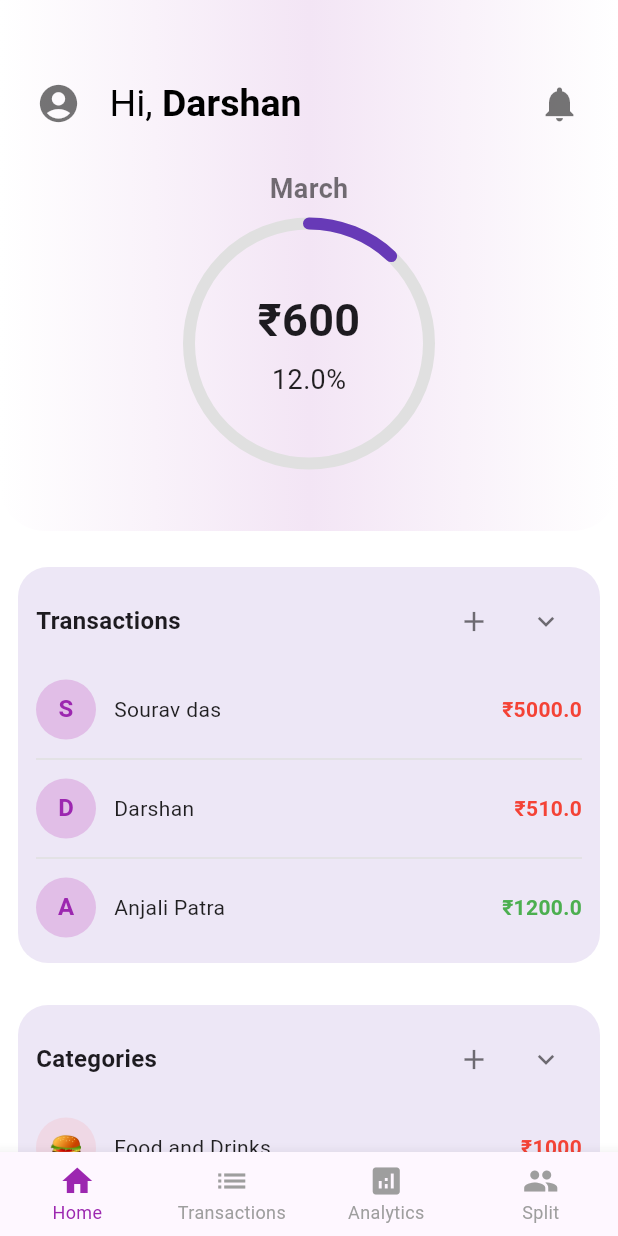
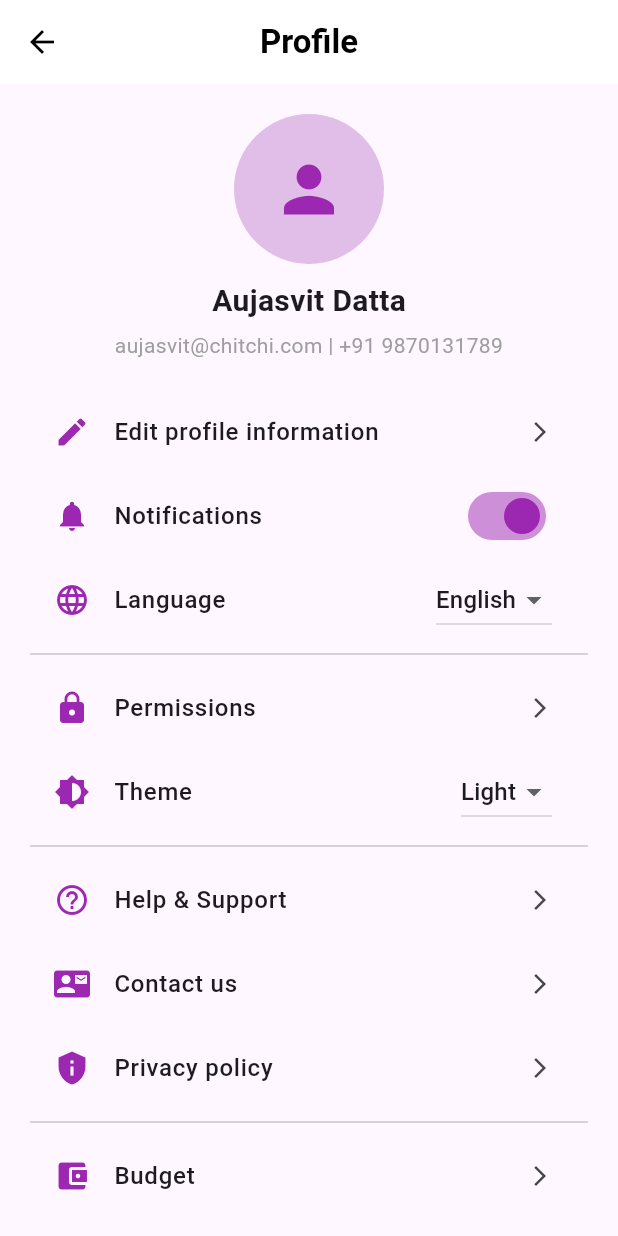
Before and after one commit to Runtime-Error-IITK/brokeo, a Flutter app: the screen it shows after launch, after a tap on the "account circle" icon, on a phone screen of 412 x 824 dp. Run offline on Flutter 3.47's test engine with Material 3 defaults, Android fonts, the phone set to English and light mode, and no system bars; our stand-ins replace google_fonts, intl_phone_field; missing offline and left inert: currency_picker.

Commit message:
Added Profile Page, edit profile, FAQs, contact us, privacy policy and budget page

```diff
--- a/lib/frontend/home_pages/home_page.dart
+++ b/lib/frontend/home_pages/home_page.dart
@@ -1,5 +1,6 @@
 import 'dart:math';
 import 'package:brokeo/frontend/transactions_pages/categories_page.dart';
+import 'package:brokeo/frontend/profile_pages/profile_page.dart';
 import 'package:flutter/material.dart';
 import 'package:intl/intl.dart';
 
@@ -79,7 +80,12 @@ class _HomePageState extends State<HomePage> {
               IconButton(
                 icon:
                     Icon(Icons.account_circle, size: 30, color: Colors.black54),
-                onPressed: () {},
+                onPressed: () {
+                  Navigator.push(
+                    context,
+                    MaterialPageRoute(builder: (context) => ProfilePage()),
+                  );
+                },
               ),
               SizedBox(width: 10),
               RichText(
--- /dev/null
+++ b/lib/frontend/profile_pages/profile_page.dart
@@ -0,0 +1,292 @@
+import 'package:flutter/material.dart';
+import 'package:brokeo/frontend/profile_pages/edit_profile_page.dart';
+import 'package:brokeo/frontend/profile_pages/faqs_page.dart'; // Import FAQsPage
+import 'package:brokeo/frontend/profile_pages/privacy_policy_page.dart'; // Import PrivacyPolicyPage
+import 'package:brokeo/frontend/profile_pages/budget_page.dart'; // Import BudgetPage
+
+class ProfilePage extends StatelessWidget {
+  @override
+  Widget build(BuildContext context) {
+    bool _notificationsEnabled = true; // State variable for notifications
+    String _selectedTheme = "Light"; // State variable for theme selection
+
+    return Scaffold(
+      appBar: AppBar(
+        backgroundColor: Colors.white,
+        elevation: 0,
+        leading: IconButton(
+          icon: Icon(Icons.arrow_back, color: Colors.black),
+          onPressed: () {
+            Navigator.pop(context); // Navigate back
+          },
+        ),
+        title: Text(
+          "Profile",
+          style: TextStyle(color: Colors.black, fontWeight: FontWeight.bold),
+        ),
+        centerTitle: true,
+      ),
+      body: SingleChildScrollView(
+        child: Column(
+          crossAxisAlignment: CrossAxisAlignment.center,
+          children: [
+            // Profile Picture and Name
+            Container(
+              padding: EdgeInsets.symmetric(vertical: 20),
+              child: Column(
+                children: [
+                  CircleAvatar(
+                    radius: 50,
+                    backgroundColor: Colors.purple[100],
+                    child: Icon(Icons.person, size: 50, color: Colors.purple),
+                  ),
+                  SizedBox(height: 10),
+                  Text(
+                    "Aujasvit Datta",
+                    style: TextStyle(fontSize: 20, fontWeight: FontWeight.bold),
+                  ),
+                  SizedBox(height: 5),
+                  Text(
+                    "aujasvit@chitchi.com | +91 9870131789",
+                    style: TextStyle(fontSize: 14, color: Colors.grey),
+                    textAlign: TextAlign.center,
+                  ),
+                ],
+              ),
+            ),
+
+            // Profile Options
+            Container(
+              padding: EdgeInsets.symmetric(horizontal: 20),
+              child: Column(
+                children: [
+                  // Edit Profile Option
+                  ListTile(
+                    leading: Icon(Icons.edit, color: Colors.purple),
+                    title: Text(
+                      "Edit profile information",
+                      style: TextStyle(fontSize: 16, fontWeight: FontWeight.w500),
+                    ),
+                    trailing: Icon(Icons.arrow_forward_ios, size: 16),
+                    onTap: () {
+                      Navigator.push(
+                        context,
+                        MaterialPageRoute(builder: (context) => EditProfilePage()),
+                      );
+                    },
+                  ),
+
+                  // Notifications Toggle
+                  ListTile(
+                    leading: Icon(Icons.notifications, color: Colors.purple),
+                    title: Text(
+                      "Notifications",
+                      style: TextStyle(fontSize: 16, fontWeight: FontWeight.w500),
+                    ),
+                    trailing: Switch(
+                      value: _notificationsEnabled,
+                      onChanged: (value) {
+                        // TODO: Notify backend team to configure notifications
+                      },
+                      activeColor: Colors.purple,
+                    ),
+                  ),
+
+                  // Language Selector
+                  ListTile(
+                    leading: Icon(Icons.language, color: Colors.purple),
+                    title: Text(
+                      "Language",
+                      style: TextStyle(fontSize: 16, fontWeight: FontWeight.w500),
+                    ),
+                    trailing: DropdownButton<String>(
+                      value: "English", // Default language
+                      items: [
+                        DropdownMenuItem(
+                          value: "English",
+                          child: Text("English"),
+                        ),
+                        DropdownMenuItem(
+                          value: "Hindi",
+                          child: Text("हिंदी"),
+                        ),
+                      ],
+                      onChanged: (value) {
+                        // TODO: Handle language change
+                      },
+                    ),
+                  ),
+                  Divider(),
+                  // Permissions Section
+                  ListTile(
+                    leading: Icon(Icons.lock, color: Colors.purple),
+                    title: Text(
+                      "Permissions",
+                      style: TextStyle(fontSize: 16, fontWeight: FontWeight.w500),
+                    ),
+                    trailing: Icon(Icons.arrow_forward_ios, size: 16),
+                    onTap: () {
+                      // TODO: Navigate to permissions page
+                    },
+                  ),
+
+                  // Theme Selector
+                  ListTile(
+                    leading: Icon(Icons.brightness_6, color: Colors.purple),
+                    title: Text(
+                      "Theme",
+                      style: TextStyle(fontSize: 16, fontWeight: FontWeight.w500),
+                    ),
+                    trailing: DropdownButton<String>(
+                      value: _selectedTheme,
+                      items: [
+                        DropdownMenuItem(
+                          value: "Light",
+                          child: Text("Light"),
+                        ),
+                        DropdownMenuItem(
+                          value: "Dark",
+                          child: Text("Dark"),
+                        ),
+                      ],
+                      onChanged: (value) {
+                        // TODO: Apply theme change
+                      },
+                    ),
+                  ),
+
+                  Divider(),
+
+                  // Help & Support
+                  ListTile(
+                    leading: Icon(Icons.help_outline, color: Colors.purple),
+                    title: Text(
+                      "Help & Support",
+                      style: TextStyle(fontSize: 16, fontWeight: FontWeight.w500),
+                    ),
+                    trailing: Icon(Icons.arrow_forward_ios, size: 16),
+                    onTap: () {
+                      Navigator.push(
+                        context,
+                        MaterialPageRoute(builder: (context) => FAQsPage()),
+                      );
+                    },
+                  ),
+
+                  // Contact Us
+                  ListTile(
+                    leading: Icon(Icons.contact_mail, color: Colors.purple),
+                    title: Text(
+                      "Contact us",
+                      style: TextStyle(fontSize: 16, fontWeight: FontWeight.w500),
+                    ),
+                    trailing: Icon(Icons.arrow_forward_ios, size: 16),
+                    onTap: () {
+                      showDialog(
+                        context: context,
+                        builder: (context) {
+                          return AlertDialog(
+                            title: Text("Contact Us"),
+                            content: Column(
+                              mainAxisSize: MainAxisSize.min,
+                              children: [
+                                Row(
+                                  children: [
+                                    Text(
+                                      "Email: ",
+                                      style: TextStyle(fontWeight: FontWeight.bold),
+                                    ),
+                                    Expanded(
+                                      child: Text(
+                                        "support@brokeo.com",
+                                        style: TextStyle(color: Colors.black54),
+                                        overflow: TextOverflow.ellipsis,
+                                      ),
+                                    ),
+                                  ],
+                                ),
+                                SizedBox(height: 10),
+                                Row(
+                                  children: [
+                                    Text(
+                                      "Phone: ",
+                                      style: TextStyle(fontWeight: FontWeight.bold),
+                                    ),
+                                    Expanded(
+                                      child: Text(
+                                        "+91 9876543210",
+                                        style: TextStyle(color: Colors.black54),
+                                        overflow: TextOverflow.ellipsis,
+                                      ),
+                                    ),
+                                  ],
+                                ),
+                              ],
+                            ),
+                            actions: [
+                              TextButton(
+                                onPressed: () {
+                                  Navigator.pop(context);
+                                },
+                                child: Text("Close"),
+                              ),
+                            ],
+                          );
+                        },
+                      );
+                    },
+                  ),
+
+                  // Privacy Policy
+                  ListTile(
+                    leading: Icon(Icons.privacy_tip, color: Colors.purple),
+                    title: Text(
+                      "Privacy policy",
+                      style: TextStyle(fontSize: 16, fontWeight: FontWeight.w500),
+                    ),
+                    trailing: Icon(Icons.arrow_forward_ios, size: 16),
+                    onTap: () {
+                      Navigator.push(
+                        context,
+                        MaterialPageRoute(builder: (context) => PrivacyPolicyPage()),
+                      );
+                    },
+                  ),
+                  Divider(),
+                  _buildProfileOption(
+                    context,
+                    icon: Icons.account_balance_wallet,
+                    title: "Budget",
+                    trailing: Icon(Icons.arrow_forward_ios, size: 16),
+                    onTap: () {
+                      Navigator.push(
+                        context,
+                        MaterialPageRoute(builder: (context) => BudgetPage()),
+                      );
+                    },
+                  ),
+                ],
+              ),
+            ),
+          ],
+        ),
+      ),
+    );
+  }
+
+  Widget _buildProfileOption(BuildContext context,
+      {required IconData icon,
+      required String title,
+      required Widget trailing,
+      VoidCallback? onTap}) {
+    return ListTile(
+      leading: Icon(icon, color: Colors.purple),
+      title: Text(
+        title,
+        style: TextStyle(fontSize: 16, fontWeight: FontWeight.w500),
+      ),
+      trailing: trailing,
+      onTap: onTap,
+    );
+  }
+}
```
Also changed, not shown: lib/frontend/profile_pages/FAQs_page.dart (added, +29 -0 lines), lib/frontend/profile_pages/budget_page.dart (added, +218 -0 lines), lib/frontend/profile_pages/edit_profile_page.dart (added, +84 -0 lines), lib/frontend/profile_pages/privacy_policy_page.dart (added, +20 -0 lines), pubspec.lock, 252 other files.
